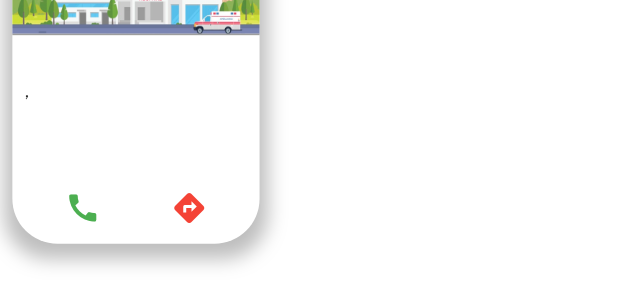
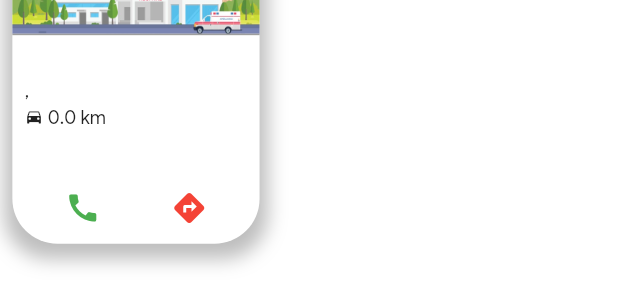
Before and after one commit to kckartik17/MP-Hospital-Finder, a Flutter app: the HospitalCard widget shown alone on an empty page, opened directly with empty values, after a tap on the "directions" icon, on a phone screen of 412 x 824 dp. Shown: the part 127-427 px from the top of the screen. Run offline on Flutter 3.47's test engine with Material 2 defaults, Android fonts, the phone set to English and light mode, and no system bars; drawn by our look-alikes of auto_size_text; our stand-ins replace cloud_firestore, flutter_rating_bar, flutter_screenutil, flutter_slidable, flutter_speed_dial, fluttertoast and 4 more; missing offline and left inert: geocoder; accounts and stored records are empty; generated files the repository leaves out were written again; statements that could not run were skipped.

Commit message:
changed hospital card
Signed-off-by: Kartik Chauhan <kckartik17@gmail.com>

```diff
--- a/lib/pages/dashboard/hospital_card.dart
+++ b/lib/pages/dashboard/hospital_card.dart
@@ -85,7 +85,9 @@ class HospitalCard extends StatelessWidget {
                   crossAxisAlignment: CrossAxisAlignment.start,
                   children: <Widget>[
                     AutoSizeText(
-                      hospital.name,
+                      hospital.name.length < 42
+                          ? hospital.name
+                          : "${hospital.name.substring(0, 42)}...",
                       maxLines: 2,
                       style: TextStyle(
                           fontSize: SizeConfig.safeBlockHorizontal * 3.5,
@@ -98,6 +100,25 @@ class HospitalCard extends StatelessWidget {
                       "${hospital.district}, ${hospital.state}",
                       style: TextStyle(
                           fontSize: SizeConfig.safeBlockHorizontal * 2),
+                    ),
+                    SizedBox(
+                      height: 3,
+                    ),
+                    Row(
+                      children: <Widget>[
+                        Icon(
+                          Icons.directions_car,
+                          size: SizeConfig.blockSizeHorizontal * 3,
+                        ),
+                        SizedBox(
+                          width: 3.0,
+                        ),
+                        Text(
+                          "${hospital.distance} km",
+                          style: TextStyle(
+                              fontSize: SizeConfig.safeBlockHorizontal * 3),
+                        )
+                      ],
                     )
                   ],
                 ),
```
Also changed, not shown: lib/pages/dashboard/dashboard.dart (+25 -5 lines).
